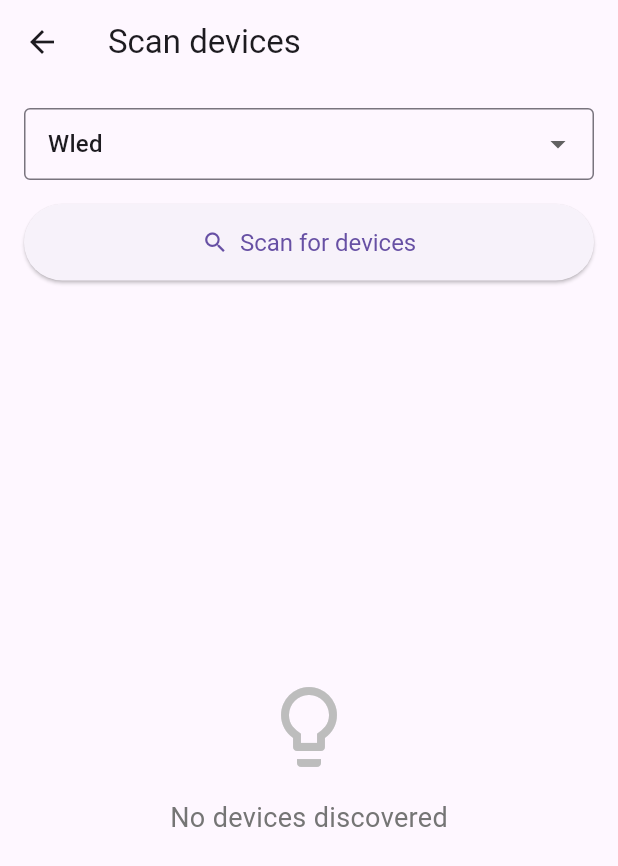
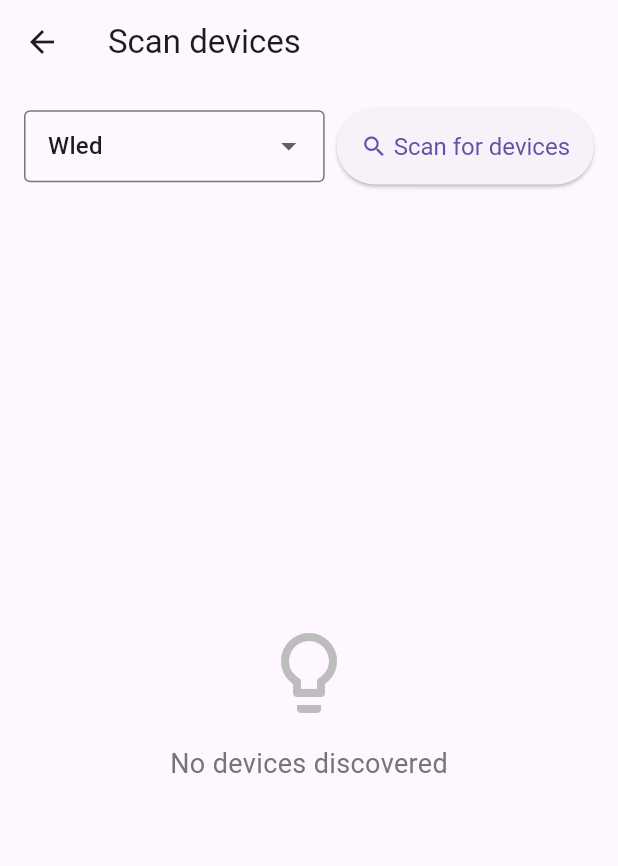
Before and after one commit to encrust-ace/udp_master, a Flutter app: the screen it shows after launch, after a tap on the "search" icon, on a phone screen of 412 x 824 dp. Shown: the top 866 px of the screen. Run offline on Flutter 3.47's test engine with Material 3 defaults, Android fonts, the phone set to English and light mode, and no system bars; our stand-ins replace file_picker, flutter_colorpicker, permission_handler, shared_preferences, webview_flutter; missing offline and left inert: bonsoir, flutter_recorder, udp.

Commit message:
Code cleanup

```diff
--- a/lib/screen/add_device.dart
+++ b/lib/screen/add_device.dart
@@ -32,7 +32,6 @@
   void initState() {
     super.initState();
     final d = widget.device;
-    if (d != null) {
     _selectedEffect = d.effect != ""
         ? widget.visualizerProvider.getEffectById(d.effect)
         : widget.visualizerProvider.effects.first;
@@ -41,7 +40,6 @@
     _ledCountController.text = d.ledCount.toString();
     _portController.text = d.port.toString();
     _selectedDeviceType = d.type;
-    }
     }
 
   @override
--- a/lib/services/discover.dart
+++ b/lib/services/discover.dart
@@ -130,13 +130,29 @@
   int waitTime = 5;
   DeviceType deviceType = DeviceType.wled;
 
+  @override
+  void initState() {
+    super.initState();
+    widget.visualizerProvider.addListener(_onVisualizerProviderUpdate);
+  }
+
+  @override
+  void dispose() {
+    widget.visualizerProvider.removeListener(_onVisualizerProviderUpdate);
+    super.dispose();
+  }
+
+  void _onVisualizerProviderUpdate() {
+    setState(() {});
+  }
+
   Future<List<dynamic>> _discoverDevices({
     required DeviceType deviceType,
     String broadcastSpace = "255.255.255.255",
     int waitTime = defaultWaitTime,
   }) async {
     if (deviceType == DeviceType.wled || deviceType == DeviceType.esphome) {
-      final List<Device> wledDevices = [];
+      final List<Device> foundDevices = [];
       final BonsoirDiscovery discovery = BonsoirDiscovery(
         type: deviceType == DeviceType.wled ? "_wled._tcp" : "_esphomelib._tcp",
       );
@@ -148,7 +164,7 @@
       final completer = Completer<List<Device>>();
       final timer = Timer(Duration(seconds: waitTime), () {
         if (!completer.isCompleted) {
-          completer.complete(wledDevices);
+          completer.complete(foundDevices);
         }
       });
 
@@ -166,11 +182,11 @@
         if (service.host != null) {
           // This is the most reliable check for a resolved service
           debugPrint('Resolved service found: ${service.toJson()}');
-          final isDuplicate = wledDevices.any(
+          final isDuplicate = foundDevices.any(
             (device) => device.ip == service.host,
           );
           if (!isDuplicate) {
-            wledDevices.add(
+            foundDevices.add(
               Device(
                 name: service.name,
                 ip: service.host!,
@@ -281,7 +297,7 @@
     }
   }
 
-  void showAddDeviceDialog(BuildContext context, Device device) {
+  void _showAddDeviceDialog(BuildContext context, Device device) {
     showDialog(
       barrierDismissible: false,
       useSafeArea: true,
@@ -291,7 +307,7 @@
           visualizerProvider: widget.visualizerProvider,
           device: LedDevice(
             id: '',
-            name: device.name ?? '',
+            name: device.name ?? 'Unknown',
             ip: device.ip,
             port: device.port,
             ledCount: 0,
@@ -312,11 +328,14 @@
       body: Padding(
         padding: const EdgeInsets.all(16.0),
         child: Column(
-          spacing: 16,
-          crossAxisAlignment: CrossAxisAlignment.stretch,
+          spacing: 8,
           children: [
-            DropdownButtonFormField<String>(
-              value: DeviceType.wled.name,
+            Row(
+              spacing: 8,
+              children: [
+                Expanded(
+                  child: DropdownButtonFormField<String>(
+                    value: deviceType.name,
                     decoration: InputDecoration(
                       border: OutlineInputBorder(
                         borderRadius: BorderRadius.circular(4),
@@ -337,30 +356,38 @@
                         .toList(),
                     onChanged: (val) {
                       if (val != null) {
+                        setState(() {
                           deviceType = DeviceType.values.firstWhere(
-                    (deviceType) => deviceType.name == val,
+                            (dt) => dt.name == val,
                           );
+                        });
                       }
                     },
                   ),
-            // Scan Button
-            ElevatedButton.icon(
+                ),
+                ElevatedButton(
                   onPressed: isScanning ? null : _scanForDevices,
-              icon: isScanning
+                  style: ElevatedButton.styleFrom(
+                    padding: const EdgeInsets.all(16),
+                    textStyle: const TextStyle(fontSize: 16),
+                  ),
+                  child: Row(
+                    spacing: 4,
+                    children: [
+                      isScanning
                           ? const SizedBox(
                               width: 20,
                               height: 20,
                               child: CircularProgressIndicator(strokeWidth: 2),
                             )
                           : const Icon(Icons.search),
-              label: Text(isScanning ? 'Scanning...' : 'Scan for devices'),
-              style: ElevatedButton.styleFrom(
-                padding: const EdgeInsets.symmetric(vertical: 16),
-                textStyle: const TextStyle(fontSize: 16),
+                      Text(isScanning ? 'Scanning...' : 'Scan for devices'),
+                    ],
                   ),
                 ),
+              ],
+            ),
 
-            // Status/Error Message
             if (errorMessage != null)
               Card(
                 color: Colors.red.shade50,
@@ -428,6 +455,12 @@
                       itemCount: discoveredDevices.length,
                       itemBuilder: (context, index) {
                         final device = discoveredDevices[index];
+                        final isAlreadyAdded = widget.visualizerProvider.devices
+                            .any(
+                              (existingDevice) =>
+                                  existingDevice.ip == device.ip,
+                            );
+
                         return Card(
                           margin: const EdgeInsets.only(bottom: 8),
                           child: ExpansionTile(
@@ -465,26 +498,16 @@
                                     SizedBox(
                                       width: double.infinity,
                                       child: ElevatedButton(
-                                        onPressed:
-                                            widget.visualizerProvider.devices
-                                                .any(
-                                                  (existingDevice) =>
-                                                      existingDevice.ip ==
-                                                      device.ip,
-                                                )
+                                        onPressed: isAlreadyAdded
                                             ? null
                                             : () {
-                                                showAddDeviceDialog(
+                                                _showAddDeviceDialog(
                                                   context,
                                                   device,
                                                 );
                                               },
                                         child: Text(
-                                          widget.visualizerProvider.devices.any(
-                                                (existingDevice) =>
-                                                    existingDevice.ip ==
-                                                    device.ip,
-                                              )
+                                          isAlreadyAdded
                                               ? 'Device already added'
                                               : "Add Device",
                                         ),
```
Lines whose indentation alone changed are shown as unchanged.
